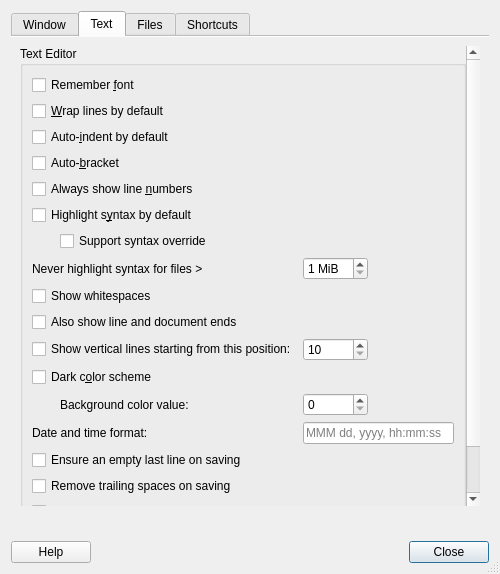
Above: featherpad/predDialog.ui from vecnathewhisperd0/FeatherPad before the change. Below: the same form after it.
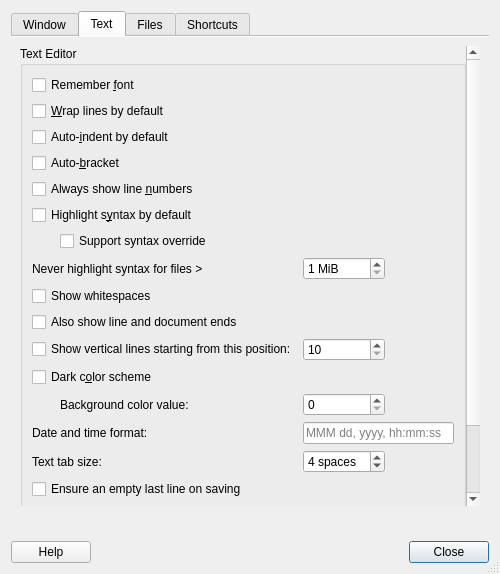
That is the form after the change. The open tabs and pages were chosen to show the change. Icons and pictures are not drawn.

The edit to the form file:
```diff
--- a/featherpad/predDialog.ui
+++ b/featherpad/predDialog.ui
@@ -412,8 +412,6 @@
                 </property>
                </spacer>
               </item>
-
-
               <item row="6" column="1" colspan="2">
                <widget class="QCheckBox" name="enforceSyntaxBox">
                 <property name="toolTip">
@@ -472,7 +470,6 @@
                 </property>
                </widget>
               </item>
-
               <item row="9" column="0" colspan="3">
                <widget class="QCheckBox" name="endingsBox">
                 <property name="text">
@@ -579,7 +576,30 @@
                 </property>
                </widget>
               </item>
-              <item row="14" column="0" colspan="3">
+              <item row="14" column="0" colspan="2">
+               <widget class="QLabel" name="textTabLabel">
+                <property name="text">
+                 <string>Text tab size:</string>
+                </property>
+               </widget>
+              </item>
+              <item row="14" column="2">
+               <widget class="QSpinBox" name="textTabSpin">
+                <property name="suffix">
+                 <string> spaces</string>
+                </property>
+                <property name="minimum">
+                 <number>2</number>
+                </property>
+                <property name="maximum">
+                 <number>10</number>
+                </property>
+                <property name="value">
+                 <number>4</number>
+                </property>
+               </widget>
+              </item>
+              <item row="15" column="0" colspan="3">
                <widget class="QCheckBox" name="lastLineBox">
                 <property name="toolTip">
                  <string>Some text editors cannot open a document
@@ -590,14 +610,14 @@
                 </property>
                </widget>
               </item>
-              <item row="15" column="0" colspan="3">
+              <item row="16" column="0" colspan="3">
                <widget class="QCheckBox" name="trailingSpacesBox">
                 <property name="text">
                  <string>Remove trailing spaces on saving</string>
                 </property>
                </widget>
               </item>
-              <item row="16" column="0" colspan="3">
+              <item row="17" column="0" colspan="3">
                <widget class="QCheckBox" name="inertiaBox">
                 <property name="toolTip">
                  <string>Should the mouse wheel scrolling be inertial
@@ -608,7 +628,7 @@
                 </property>
                </widget>
               </item>
-              <item row="17" column="0" colspan="3">
+              <item row="18" column="0" colspan="3">
                <widget class="QCheckBox" name="scrollBox">
                 <property name="toolTip">
                  <string>This is not a complete fix but
```
